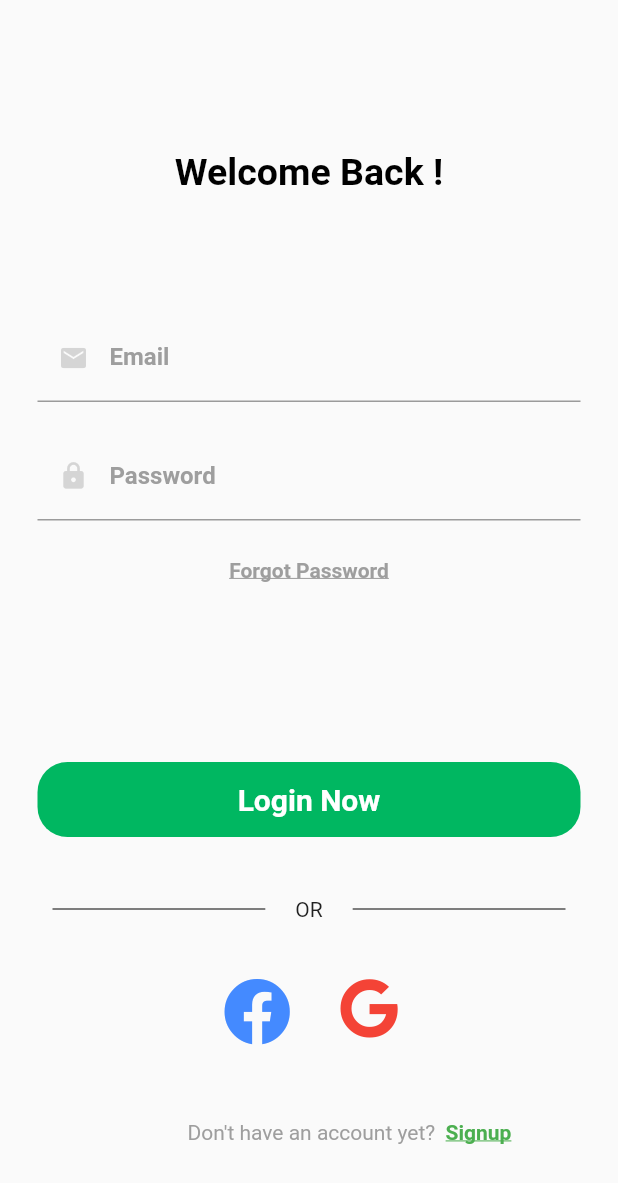
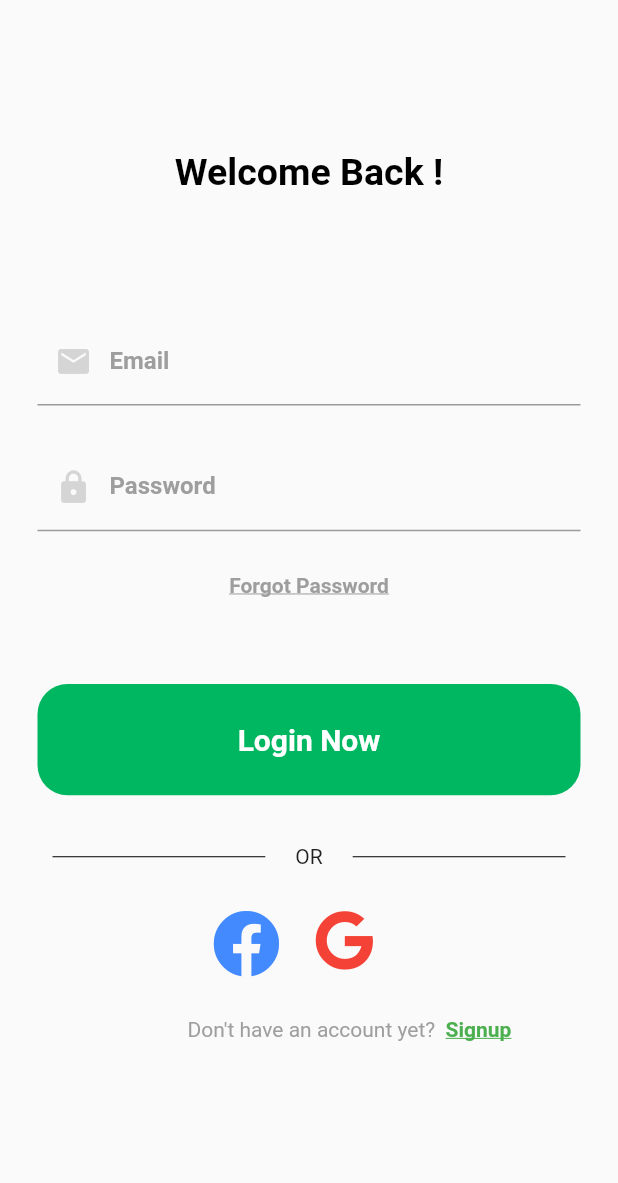
Before and after one commit to AsmaaNasserS/Plantopia-SolutionChallnge2021, a Flutter app: the screen it shows after launch, on a phone screen of 412 x 824 dp. Shown: the top 1183 px of the screen. Run offline on Flutter 3.47's test engine with Material 2 defaults, Android fonts, the phone set to English and light mode, and no system bars; our stand-ins replace firebase_core, font_awesome_flutter; accounts and stored records are empty; Roboto replaces fonts that are missing (Montserrat).

Commit message:
mediaQuery

```diff
--- a/lib/view/Login.dart
+++ b/lib/view/Login.dart
@@ -20,6 +20,7 @@ class _LoginState extends State<Login> {
 
   @override
   Widget build(BuildContext context) {
+    final mediaQuery = MediaQuery.of(context).size;
     return Scaffold(
       resizeToAvoidBottomPadding: false,
       body: SingleChildScrollView(
@@ -28,13 +29,13 @@ class _LoginState extends State<Login> {
           child: Column(
             children: <Widget>[
               Text('Welcome Back !', style: kWelcomeScreensTitleText),
-              SizedBox(height: 80.0),
+              SizedBox(height: mediaQuery.height * 0.1),
               TextField(
                 controller: _emailController,
                 decoration: InputDecoration(
                   prefixIcon: Icon(
                     Icons.email,
-                    size: 20,
+                    size: mediaQuery.width * 0.06,
                     color: kActiveBackButtonColor,
                   ),
                   labelText: 'Email',
@@ -48,13 +49,13 @@ class _LoginState extends State<Login> {
                   _emailController.text = value;
                 },
               ),
-              SizedBox(height: 20.0),
+              SizedBox(height: mediaQuery.height * 0.03),
               TextField(
                 controller: _passwordController,
                 decoration: InputDecoration(
                   prefixIcon: Icon(
                     Icons.lock,
-                    size: 20,
+                    size: mediaQuery.width * 0.06,
                     color: kActiveBackButtonColor,
                   ),
                   labelText: 'Password',
@@ -69,7 +70,7 @@ class _LoginState extends State<Login> {
                   _passwordController.text = value;
                 },
               ),
-              SizedBox(height: 5.0),
+              SizedBox(height: mediaQuery.height * 0.01),
               Container(
                   // alignment: Alignment.center,
                   padding: EdgeInsets.only(top: 20.0),
@@ -94,9 +95,9 @@ class _LoginState extends State<Login> {
                       ),
                     ),
                   )),
-              SizedBox(height: 120.0),
+              SizedBox(height: mediaQuery.height * 0.07),
               Container(
-                height: 50.0,
+                height: mediaQuery.height * 0.09,
                 child: GestureDetector(
                   onTap: () {
                     ///* TODO LOG IN PAGE *////
@@ -120,7 +121,7 @@ class _LoginState extends State<Login> {
                   ),
                 ),
               ),
-              SizedBox(height: 30.0),
+              SizedBox(height: mediaQuery.height * 0.04),
               Row(children: <Widget>[
                 Expanded(
                   child: new Container(
@@ -128,7 +129,7 @@ class _LoginState extends State<Login> {
                       child: Divider(
                         //left line
                         color: Colors.black,
-                        height: 36,
+                        height: mediaQuery.height * 0.01,
                       )),
                 ),
                 Text("OR"),
@@ -138,14 +139,14 @@ class _LoginState extends State<Login> {
                       child: Divider(
                         // right line
                         color: Colors.black,
-                        height: 36,
+                        height: mediaQuery.height * 0.01,
                       )),
                 ),
               ]),
               SizedBox(height: 20.0),
               Center(
                 child: Container(
-                  width: 130,
+                  width: mediaQuery.width * 0.35,
                   //color: Colors.red,
                   alignment: Alignment.centerRight,
                   child: Row(
@@ -159,7 +160,7 @@ class _LoginState extends State<Login> {
                           onPressed: () {
                             ///* TODO LOGIN WITH FACEBOOK *///
                           }),
-                      SizedBox(width: 30.0),
+                      SizedBox(width: mediaQuery.width*0.05),
                       IconButton(
                           icon: FaIcon(
                             FontAwesomeIcons.google,
@@ -173,7 +174,7 @@ class _LoginState extends State<Login> {
                   ),
                 ),
               ),
-              SizedBox(height: 40.0),
+              SizedBox(height: mediaQuery.height * 0.02),
               Center(
                 child: Container(
                     alignment: Alignment.centerRight,
```
Also changed, not shown: lib/services/authentication.dart (added).
